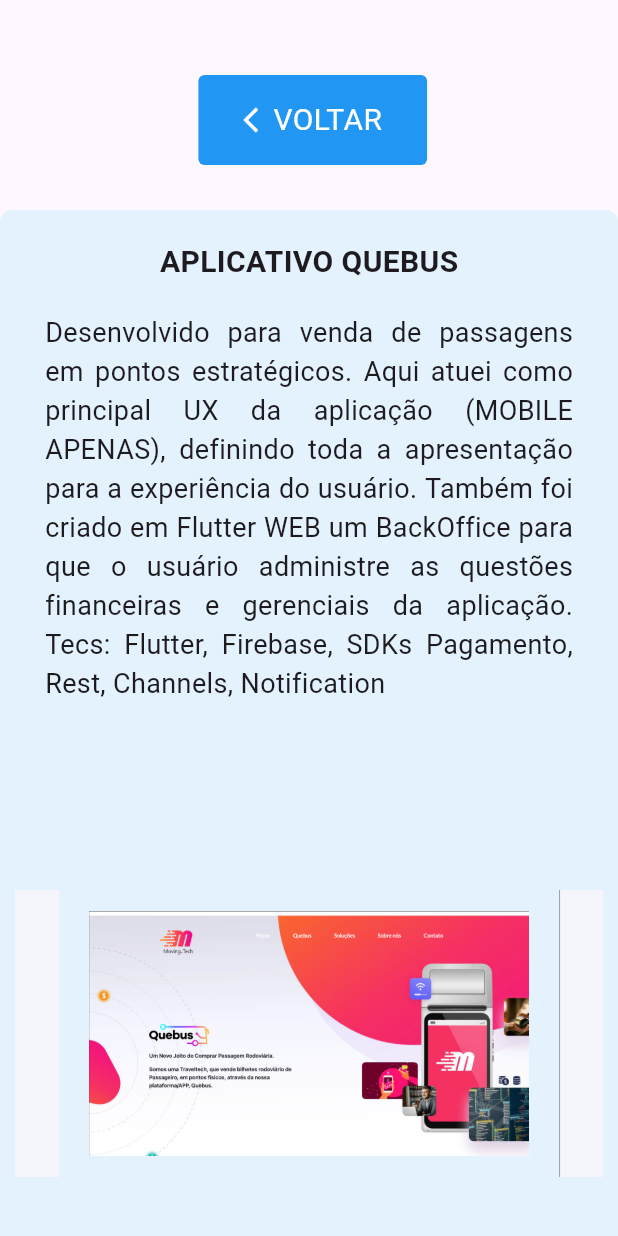
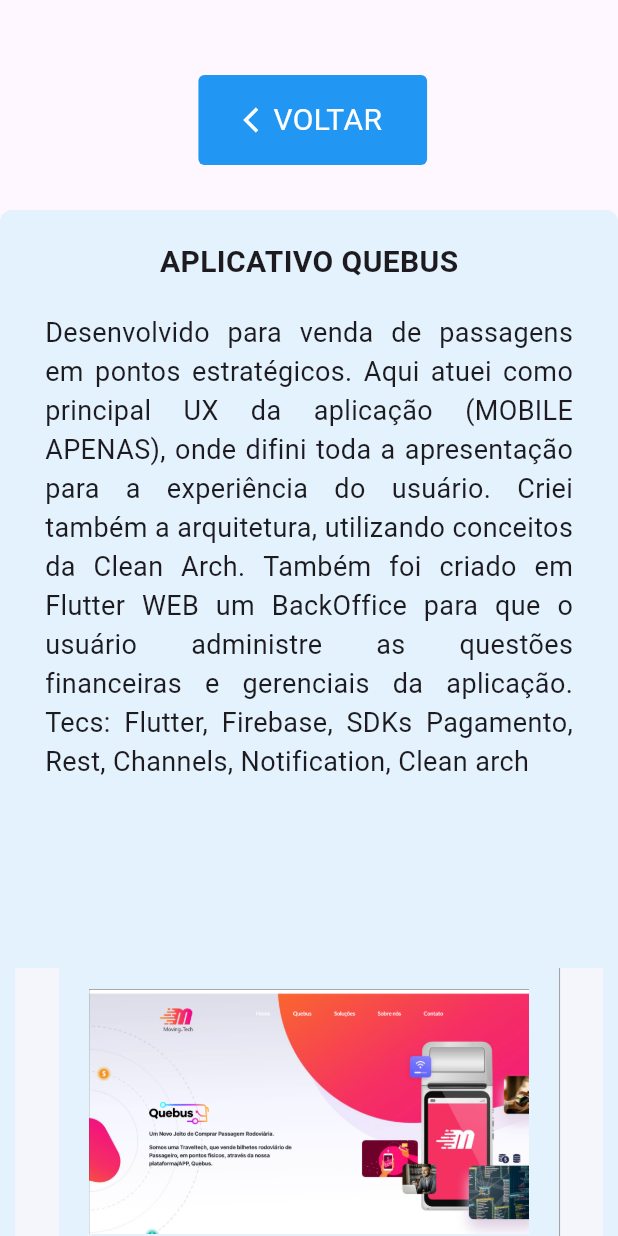
Before and after one commit to HerrisonF/curriculo_online, a Flutter app: the PortfolioPage screen opened by its route, on a phone screen of 412 x 824 dp. Run offline on Flutter 3.47's test engine with Material 3 defaults, Android fonts, the phone set to English and light mode, and no system bars; drawn by our look-alikes of carousel_slider; our stand-ins replace font_awesome_flutter, get_it, go_router, google_fonts, responsive_framework, shimmer and 1 more; Roboto replaces fonts that are missing (Mukta).

Commit message:
Ajuste mobile

```diff
--- a/assets/data/portfolio_full.json
+++ b/assets/data/portfolio_full.json
@@ -2,7 +2,7 @@
     "projects": [
         {
             "title" : "Aplicativo QUEBUS",
-            "description" : "Desenvolvido para venda de passagens em pontos estratégicos. Aqui atuei como principal UX da aplicação (MOBILE APENAS), definindo toda a apresentação para a experiência do usuário. Também foi criado em Flutter WEB um BackOffice para que o usuário administre as questões financeiras e gerenciais da aplicação. Tecs: Flutter, Firebase, SDKs Pagamento, Rest, Channels, Notification",
+            "description" : "Desenvolvido para venda de passagens em pontos estratégicos. Aqui atuei como principal UX da aplicação (MOBILE APENAS), onde difini toda a apresentação para a experiência do usuário. Criei também a arquitetura, utilizando conceitos da Clean Arch. Também foi criado em Flutter WEB um BackOffice para que o usuário administre as questões financeiras e gerenciais da aplicação. Tecs: Flutter, Firebase, SDKs Pagamento, Rest, Channels, Notification, Clean arch",
             "images": [
                 "assets/images/projetos/quebus/quebus_1.png",
                 "assets/images/projetos/quebus/quebus_2.png"
--- a/lib/pages/home_page/components/header_vertical_component.dart
+++ b/lib/pages/home_page/components/header_vertical_component.dart
@@ -1,3 +1,4 @@
+import 'package:curriculo_online/pages/home_page/components/skills_resume_component.dart';
 import 'package:curriculo_online/pages/home_page/widgets/my_personal_info_widget.dart';
 import 'package:flutter/material.dart';
 import 'package:responsive_framework/responsive_framework.dart';
@@ -55,6 +56,9 @@
               githubCallback: githubCallback,
             ),
           ),
+          const ResponsiveRowColumnItem(
+            child: SkillsResumeComponent(),
+          )
         ],
       ),
     );
--- a/lib/pages/home_page/components/introduction_resume_component.dart
+++ b/lib/pages/home_page/components/introduction_resume_component.dart
@@ -16,7 +16,7 @@
         ],
       ),
       child: Column(
-        mainAxisAlignment: MainAxisAlignment.center,
+        mainAxisAlignment: MainAxisAlignment.start,
         children: [
           Container(
             margin: const EdgeInsets.only(bottom: 10),
@@ -42,7 +42,7 @@
             "mobile e prototipações de aplicações para clientes finais. \n Nem todos os projetos que participei"
             "estão aqui em imagens, pois se tratavam de aplicações mais internas que não vieram a público em lojas, "
             "então opto por não expor.",
-            textAlign: TextAlign.justify,
+            textAlign: TextAlign.left,
             style: GoogleFonts.montserrat(
               fontSize: 20,
             ),
@@ -68,7 +68,7 @@
             style: GoogleFonts.montserrat(
               fontSize: 18,
             ),
-            textAlign: TextAlign.justify,
+            textAlign: TextAlign.left,
           ),
           const SizedBox(
             height: 20,
```
